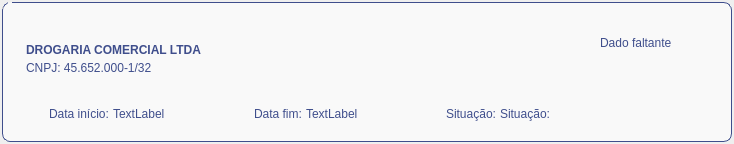
This is Design/UI/itemResumoCNIS.ui in newprev/PrevCliente as Qt 5 draws it before an edit. The edited form follows.
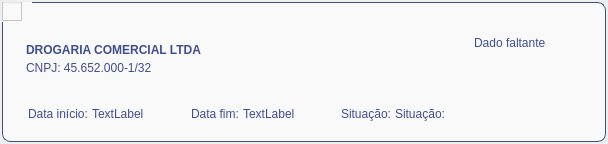
This is the edited form. Icons and pictures are not drawn.

Commit message: Resumo CNIS pela metade

```diff
--- a/Design/UI/itemResumoCNIS.ui
+++ b/Design/UI/itemResumoCNIS.ui
@@ -6,10 +6,16 @@
    <rect>
     <x>0</x>
     <y>0</y>
-    <width>734</width>
+    <width>608</width>
     <height>144</height>
    </rect>
   </property>
+  <property name="sizePolicy">
+   <sizepolicy hsizetype="Minimum" vsizetype="Preferred">
+    <horstretch>0</horstretch>
+    <verstretch>0</verstretch>
+   </sizepolicy>
+  </property>
   <property name="windowTitle">
    <string>Form</string>
   </property>
@@ -22,8 +28,8 @@
 }
 
 #gbMain::indicator {
-	width: 0px;
-	height: 0px;
+	width: 20px;
+	height: 20px;
 }
 
 #gbMain::indicator:unchecked {
@@ -43,7 +49,7 @@
 }
 
 #lbCNPJouNB {
-	font: 12pt &quot;Avenir LT Std&quot;;
+	font: 11pt &quot;Avenir LT Std&quot;;
 	line-height: 16px;
 	color: #3F4E8C;
 }
@@ -110,16 +116,22 @@
    </property>
    <item>
     <widget class="QGroupBox" name="gbMain">
+     <property name="sizePolicy">
+      <sizepolicy hsizetype="Minimum" vsizetype="Minimum">
+       <horstretch>0</horstretch>
+       <verstretch>0</verstretch>
+      </sizepolicy>
+     </property>
      <property name="minimumSize">
       <size>
-       <width>680</width>
+       <width>0</width>
        <height>140</height>
       </size>
      </property>
      <property name="maximumSize">
       <size>
        <width>16777215</width>
-       <height>160</height>
+       <height>13215644</height>
       </size>
      </property>
      <property name="checkable">
@@ -131,6 +143,12 @@
      <layout class="QHBoxLayout" name="horizontalLayout_2">
       <item>
        <widget class="QFrame" name="frame_2">
+        <property name="sizePolicy">
+         <sizepolicy hsizetype="Minimum" vsizetype="Minimum">
+          <horstretch>0</horstretch>
+          <verstretch>0</verstretch>
+         </sizepolicy>
+        </property>
         <property name="frameShape">
          <enum>QFrame::NoFrame</enum>
         </property>
@@ -155,6 +173,12 @@
          </property>
          <item>
           <widget class="QFrame" name="frame_3">
+           <property name="sizePolicy">
+            <sizepolicy hsizetype="Minimum" vsizetype="Preferred">
+             <horstretch>0</horstretch>
+             <verstretch>0</verstretch>
+            </sizepolicy>
+           </property>
            <property name="maximumSize">
             <size>
              <width>16777215</width>
@@ -233,6 +257,12 @@
          </item>
          <item>
           <widget class="QFrame" name="frame_4">
+           <property name="sizePolicy">
+            <sizepolicy hsizetype="Minimum" vsizetype="Preferred">
+             <horstretch>0</horstretch>
+             <verstretch>0</verstretch>
+            </sizepolicy>
+           </property>
            <property name="frameShape">
             <enum>QFrame::NoFrame</enum>
            </property>
```
Left out of the diff: 4 changed lines with no effect on the pictures. The commit also changes 23 other files.
